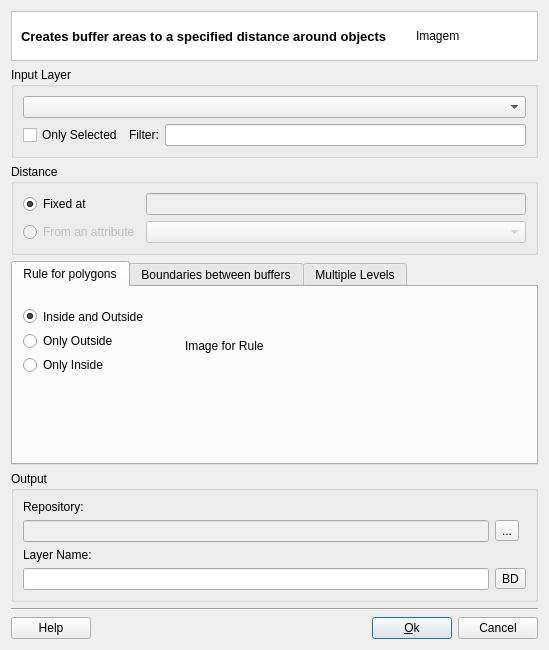
claudiobogossian/terralib5, file src/terralib/vp/qt/ui/BufferDialogForm.ui: the form before one commit.
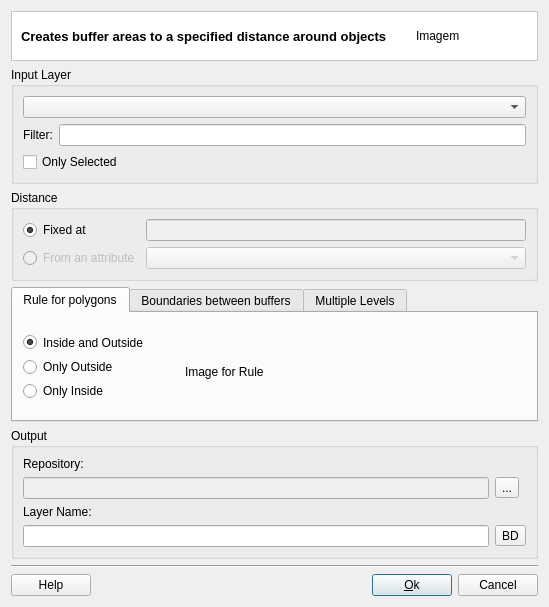
The form after the commit. Custom widgets are drawn as their Qt base class.

The edit to the form file:
```diff
--- a/src/terralib/vp/qt/ui/BufferDialogForm.ui
+++ b/src/terralib/vp/qt/ui/BufferDialogForm.ui
@@ -7,15 +7,15 @@
     <x>0</x>
     <y>0</y>
     <width>549</width>
-    <height>650</height>
+    <height>603</height>
    </rect>
   </property>
   <property name="windowTitle">
    <string>Buffer</string>
   </property>
-  <layout class="QGridLayout" name="gridLayout_15">
+  <layout class="QGridLayout" name="gridLayout_19">
    <item row="0" column="0">
-    <layout class="QGridLayout" name="gridLayout_12">
+    <layout class="QGridLayout" name="gridLayout_16">
      <item row="0" column="0">
       <widget class="QFrame" name="frame_2">
        <property name="styleSheet">
@@ -74,6 +74,10 @@
       </widget>
      </item>
      <item row="1" column="0">
+      <layout class="QGridLayout" name="gridLayout_15">
+       <item row="0" column="0">
+        <layout class="QGridLayout" name="gridLayout_12">
+         <item row="0" column="0">
       <widget class="QGroupBox" name="m_inputGroupBox">
        <property name="title">
         <string>Input Layer</string>
@@ -87,33 +91,33 @@
           <item row="1" column="0">
            <layout class="QGridLayout" name="gridLayout_4">
             <item row="0" column="0">
-             <widget class="QCheckBox" name="m_onlySelectedCheckBox">
-              <property name="enabled">
-               <bool>true</bool>
-              </property>
-              <property name="text">
-               <string>Only Selected</string>
-              </property>
-             </widget>
-            </item>
-            <item row="0" column="1">
              <widget class="QLabel" name="m_filterLabel">
               <property name="text">
                <string>Filter:</string>
               </property>
              </widget>
             </item>
-            <item row="0" column="2">
+                <item row="0" column="1">
              <widget class="QLineEdit" name="m_filterLineEdit"/>
             </item>
            </layout>
           </item>
-         </layout>
-        </item>
-       </layout>
-      </widget>
-     </item>
      <item row="2" column="0">
+               <widget class="QCheckBox" name="m_onlySelectedCheckBox">
+                <property name="enabled">
+                 <bool>true</bool>
+                </property>
+                <property name="text">
+                 <string>Only Selected</string>
+                </property>
+               </widget>
+              </item>
+             </layout>
+            </item>
+           </layout>
+          </widget>
+         </item>
+         <item row="1" column="0">
       <widget class="QGroupBox" name="m_distanceGroupBox">
        <property name="title">
         <string>Distance</string>
@@ -167,7 +171,7 @@
        </layout>
       </widget>
      </item>
-     <item row="3" column="0">
+         <item row="2" column="0">
       <widget class="QTabWidget" name="tabWidget">
        <property name="minimumSize">
         <size>
@@ -426,7 +430,7 @@
        </widget>
       </widget>
      </item>
-     <item row="4" column="0">
+         <item row="3" column="0">
       <widget class="QGroupBox" name="m_outputGroupBox">
        <property name="sizePolicy">
         <sizepolicy hsizetype="Preferred" vsizetype="Preferred">
@@ -491,7 +495,9 @@
        </layout>
       </widget>
      </item>
-     <item row="5" column="0">
+        </layout>
+       </item>
+       <item row="1" column="0">
       <layout class="QGridLayout" name="gridLayout_14">
        <item row="0" column="0">
         <widget class="Line" name="line_2">
@@ -535,6 +541,8 @@
             <string>Cancel</string>
            </property>
           </widget>
+           </item>
+          </layout>
          </item>
         </layout>
        </item>
```
Lines whose indentation alone changed are shown as unchanged.
